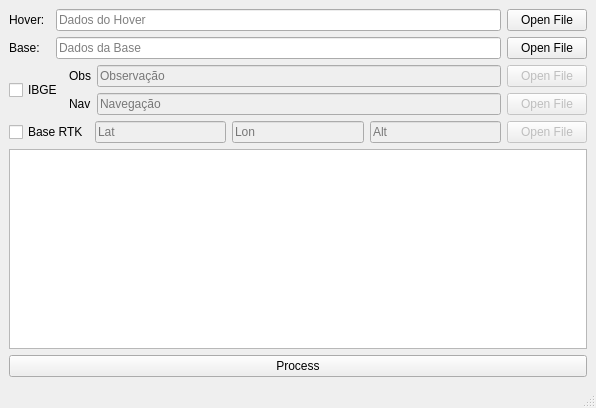
Before: the Qt Designer form app/rtkuser-qt/src/window.ui in patrickelectric/RTKLIB, drawn with Qt 5.
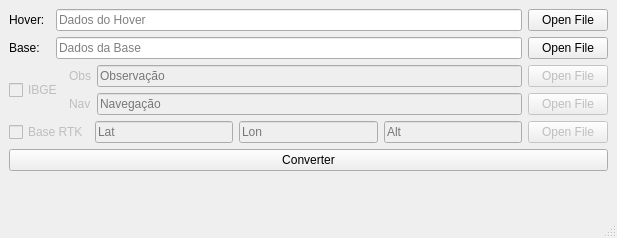
After: the same form once the commit is applied. Icons and pictures are not drawn.

```diff
--- a/app/rtkuser-qt/src/window.ui
+++ b/app/rtkuser-qt/src/window.ui
@@ -6,8 +6,8 @@
    <rect>
     <x>0</x>
     <y>0</y>
-    <width>596</width>
-    <height>408</height>
+    <width>617</width>
+    <height>238</height>
    </rect>
   </property>
   <property name="windowTitle">
@@ -77,6 +77,9 @@
        <layout class="QHBoxLayout" name="horizontalLayout_4">
         <item>
          <widget class="QCheckBox" name="checkIBGE">
+          <property name="enabled">
+           <bool>false</bool>
+          </property>
           <property name="text">
            <string>IBGE</string>
           </property>
@@ -86,6 +89,9 @@
          <layout class="QGridLayout" name="gridLayout">
           <item row="1" column="0">
            <widget class="QLabel" name="label_4">
+            <property name="enabled">
+             <bool>false</bool>
+            </property>
             <property name="text">
              <string>Nav</string>
             </property>
@@ -113,6 +119,9 @@
           </item>
           <item row="0" column="0">
            <widget class="QLabel" name="label_3">
+            <property name="enabled">
+             <bool>false</bool>
+            </property>
             <property name="text">
              <string>Obs</string>
             </property>
@@ -146,6 +155,9 @@
        <layout class="QHBoxLayout" name="horizontalLayout_5">
         <item>
          <widget class="QCheckBox" name="checkBaseRtk">
+          <property name="enabled">
+           <bool>false</bool>
+          </property>
           <property name="text">
            <string>Base RTK</string>
           </property>
@@ -197,15 +209,25 @@
        </layout>
       </item>
       <item>
-       <widget class="QTextEdit" name="output"/>
-      </item>
-      <item>
-       <widget class="QPushButton" name="processButton">
+       <widget class="QPushButton" name="Process">
         <property name="text">
-         <string>Process</string>
+         <string>Converter</string>
         </property>
        </widget>
       </item>
+      <item>
+       <spacer name="verticalSpacer">
+        <property name="orientation">
+         <enum>Qt::Vertical</enum>
+        </property>
+        <property name="sizeHint" stdset="0">
+         <size>
+          <width>20</width>
+          <height>40</height>
+         </size>
+        </property>
+       </spacer>
+      </item>
      </layout>
     </item>
    </layout>
```
Left out of the diff: 2 changed lines with no effect on the pictures.
